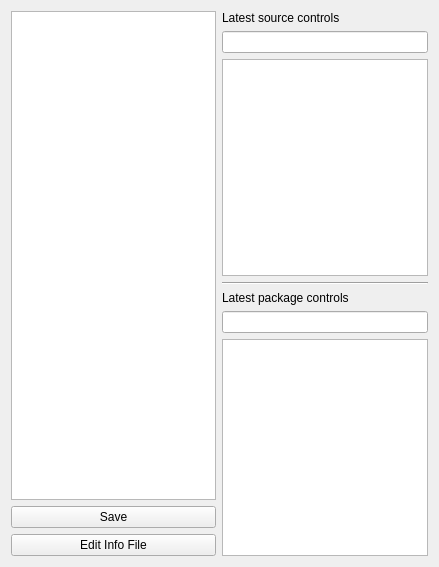
Before: the Qt Designer form org/wayround/aipsetup/ui/latest_edit.ui in AnimusPEXUS/wayround_i2p_aipsetup, drawn with Qt 5.
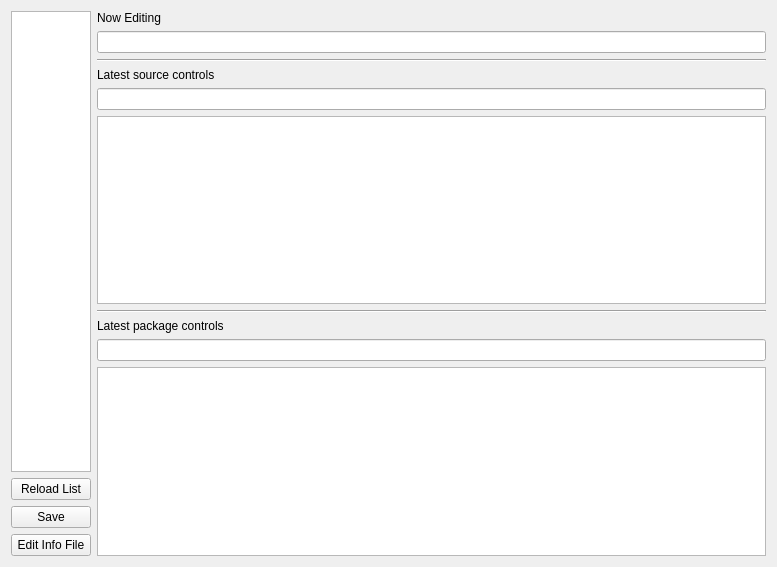
After: the same form once the commit is applied.

```diff
--- a/org/wayround/aipsetup/ui/latest_edit.ui
+++ b/org/wayround/aipsetup/ui/latest_edit.ui
@@ -6,7 +6,7 @@
    <rect>
     <x>0</x>
     <y>0</y>
-    <width>439</width>
+    <width>777</width>
     <height>567</height>
    </rect>
   </property>
@@ -19,10 +19,36 @@
      <item>
       <layout class="QVBoxLayout" name="verticalLayout">
        <item>
-        <widget class="QListWidget" name="listWidget"/>
+        <widget class="QListWidget" name="listWidget">
+         <property name="sizePolicy">
+          <sizepolicy hsizetype="Maximum" vsizetype="Expanding">
+           <horstretch>0</horstretch>
+           <verstretch>0</verstretch>
+          </sizepolicy>
+         </property>
+        </widget>
+       </item>
+       <item>
+        <widget class="QPushButton" name="pushButton_3">
+         <property name="sizePolicy">
+          <sizepolicy hsizetype="Maximum" vsizetype="Fixed">
+           <horstretch>0</horstretch>
+           <verstretch>0</verstretch>
+          </sizepolicy>
+         </property>
+         <property name="text">
+          <string>Reload List</string>
+         </property>
+        </widget>
        </item>
        <item>
         <widget class="QPushButton" name="pushButton">
+         <property name="sizePolicy">
+          <sizepolicy hsizetype="Maximum" vsizetype="Fixed">
+           <horstretch>0</horstretch>
+           <verstretch>0</verstretch>
+          </sizepolicy>
+         </property>
          <property name="text">
           <string>Save</string>
          </property>
@@ -30,6 +56,12 @@
        </item>
        <item>
         <widget class="QPushButton" name="pushButton_2">
+         <property name="sizePolicy">
+          <sizepolicy hsizetype="Maximum" vsizetype="Fixed">
+           <horstretch>0</horstretch>
+           <verstretch>0</verstretch>
+          </sizepolicy>
+         </property>
          <property name="text">
           <string>Edit Info File</string>
          </property>
@@ -41,6 +73,30 @@
       <layout class="QHBoxLayout" name="horizontalLayout_2">
        <item>
         <layout class="QVBoxLayout" name="verticalLayout_3">
+         <item>
+          <widget class="QLabel" name="label_3">
+           <property name="enabled">
+            <bool>true</bool>
+           </property>
+           <property name="text">
+            <string>Now Editing</string>
+           </property>
+          </widget>
+         </item>
+         <item>
+          <widget class="QLineEdit" name="lineEdit_3">
+           <property name="readOnly">
+            <bool>true</bool>
+           </property>
+          </widget>
+         </item>
+         <item>
+          <widget class="Line" name="line_2">
+           <property name="orientation">
+            <enum>Qt::Horizontal</enum>
+           </property>
+          </widget>
+         </item>
          <item>
           <widget class="QLabel" name="label">
            <property name="text">
```
